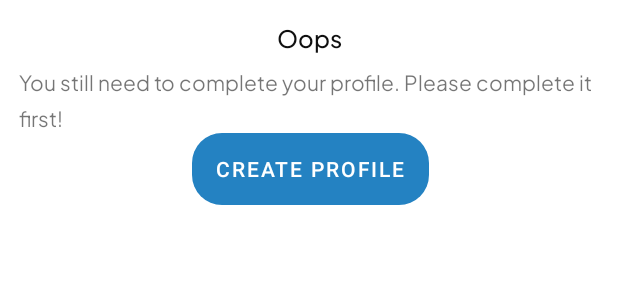
After one commit to Six-Kizuki-to-the-moon/Tourista-App, an Android app: the layout dialog_create_profile.xml on its own in the app's theme, with its tools: preview values and no code run, on a phone screen of 412 x 824 dp. The commit adds this screen. Shown: the top 300 px of the screen. Run offline under Robolectric (Android 15) with nearby library versions, the phone set to English and light mode, and no system bars.

Commit message:
build: destination repository, dialog for create profile, adding get user method

```diff
--- /dev/null
+++ b/app/src/main/java/com/uppermoon/touristaapp/data/DestinationRepository.kt
@@ -0,0 +1,4 @@
+package com.uppermoon.touristaapp.data
+
+class DestinationRepository {
+}
--- /dev/null
+++ b/app/src/main/res/layout/dialog_create_profile.xml
@@ -0,0 +1,40 @@
+<?xml version="1.0" encoding="utf-8"?>
+<androidx.constraintlayout.widget.ConstraintLayout xmlns:android="http://schemas.android.com/apk/res/android"
+    xmlns:app="http://schemas.android.com/apk/res-auto"
+    xmlns:tools="http://schemas.android.com/tools"
+    android:layout_width="match_parent"
+    android:layout_height="wrap_content"
+    android:padding="12dp">
+
+    <TextView
+        style="@style/Title.Medium"
+        android:id="@+id/tv_title_ops"
+        android:layout_width="wrap_content"
+        android:layout_height="wrap_content"
+        android:textColor="@color/neutral_800"
+        android:text="Oops"
+        app:layout_constraintEnd_toEndOf="parent"
+        app:layout_constraintStart_toStartOf="parent"
+        app:layout_constraintTop_toTopOf="parent" />
+
+    <TextView
+        style="@style/Body.Medium"
+        android:id="@+id/tv_detail_ops"
+        android:layout_width="wrap_content"
+        android:layout_height="wrap_content"
+        android:layout_marginTop="8dp"
+        android:text="You still need to complete your profile. Please complete it first!"
+        app:layout_constraintEnd_toEndOf="@+id/tv_title_ops"
+        app:layout_constraintStart_toStartOf="@+id/tv_title_ops"
+        app:layout_constraintTop_toBottomOf="@+id/tv_title_ops" />
+
+    <Button
+        android:id="@+id/btn_create_profile"
+        android:layout_width="wrap_content"
+        android:layout_height="wrap_content"
+        android:background="@drawable/rounded_button"
+        android:text="Create Profile"
+        app:layout_constraintEnd_toEndOf="@+id/tv_detail_ops"
+        app:layout_constraintStart_toStartOf="@+id/tv_detail_ops"
+        app:layout_constraintTop_toBottomOf="@+id/tv_detail_ops" />
+</androidx.constraintlayout.widget.ConstraintLayout>
--- a/app/src/main/res/menu/bottom_nav_menu.xml
+++ b/app/src/main/res/menu/bottom_nav_menu.xml
@@ -8,7 +8,7 @@
 
     <item
         android:id="@+id/navigation_explore"
-        android:icon="@drawable/icon_compass"
+        android:icon="@drawable/icon_explore"
         android:title="@string/title_explore" />
 
     <item
```
Also changed, not shown: app/src/main/java/com/uppermoon/touristaapp/data/UserRepository.kt (+15 -2 lines), app/src/main/java/com/uppermoon/touristaapp/data/network/api/ApiService.kt (+25 -3 lines), app/src/main/java/com/uppermoon/touristaapp/data/network/response/DetailUserResponse.kt (added, +39 -0 lines), app/src/main/res/layout/dialog_recommendation_system.xml (deleted, +0 -104 lines).
